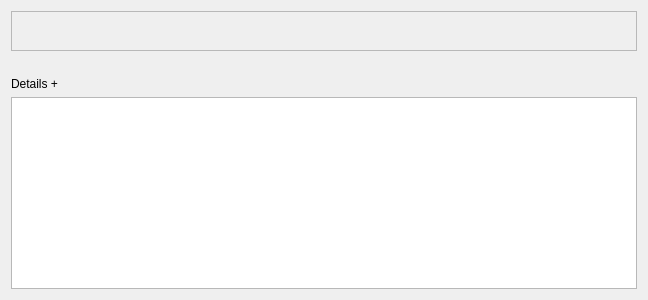
Above: src/propelleride/forms/buildmanager.ui from parallaxinc/PropellerIDE before the change. Below: the same form after it.
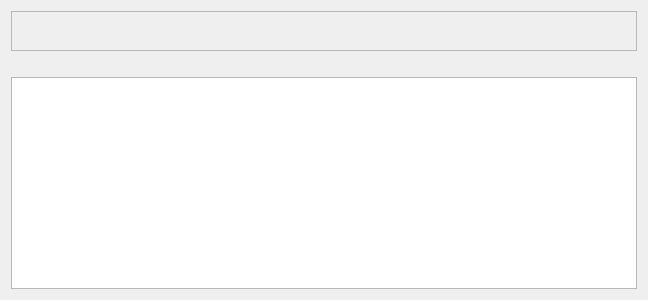
That is the form after the change. Icons and pictures are not drawn. Custom widgets are drawn as their Qt base class.

Patch:
```diff
--- a/src/propelleride/forms/buildmanager.ui
+++ b/src/propelleride/forms/buildmanager.ui
@@ -283,13 +283,6 @@
      </property>
     </layout>
    </item>
-   <item>
-    <widget class="ClickableLabel" name="label">
-     <property name="text">
-      <string>Details +</string>
-     </property>
-    </widget>
-   </item>
    <item>
     <widget class="QPlainTextEdit" name="plainTextEdit">
      <property name="enabled">
@@ -317,13 +310,6 @@
    </item>
   </layout>
  </widget>
- <customwidgets>
-  <customwidget>
-   <class>ClickableLabel</class>
-   <extends>QLabel</extends>
-   <header>clickable.h</header>
-  </customwidget>
- </customwidgets>
  <resources>
   <include location="../icons/icons.qrc"/>
  </resources>
```
